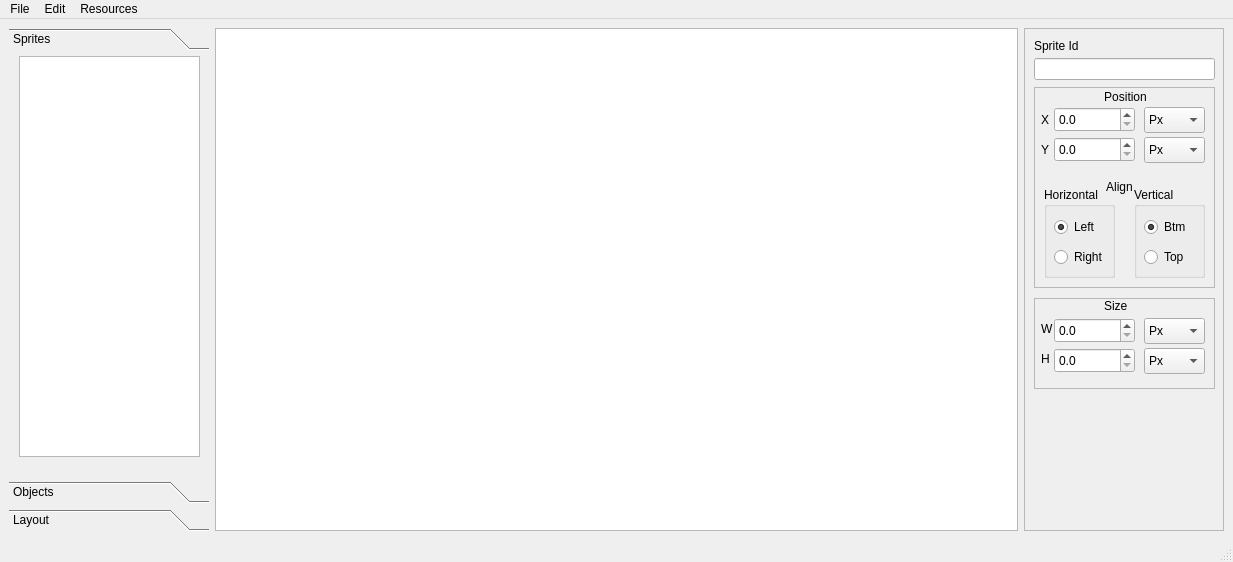
Before: the Qt Designer form designer.ui in Nepherhotep/terevaka-ui-builder, drawn with Qt 5.
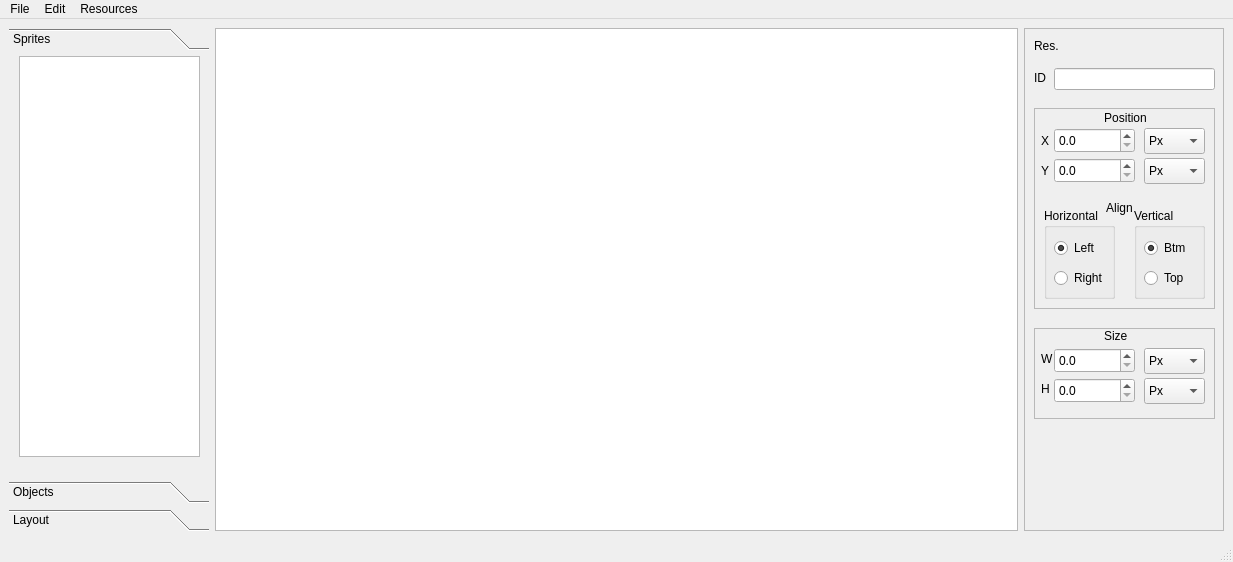
After: the same form once the commit is applied. Custom widgets are drawn as their Qt base class.

Diff of the .ui file:
```diff
--- a/designer.ui
+++ b/designer.ui
@@ -155,9 +155,9 @@
         <widget class="QLineEdit" name="viewIdEdit">
          <property name="geometry">
           <rect>
-           <x>10</x>
-           <y>30</y>
-           <width>181</width>
+           <x>30</x>
+           <y>40</y>
+           <width>161</width>
            <height>22</height>
           </rect>
          </property>
@@ -175,20 +175,20 @@
          <property name="geometry">
           <rect>
            <x>10</x>
-           <y>10</y>
-           <width>71</width>
+           <y>42</y>
+           <width>21</width>
            <height>16</height>
           </rect>
          </property>
          <property name="text">
-          <string>Sprite Id</string>
+          <string>ID</string>
          </property>
         </widget>
         <widget class="QFrame" name="frame_2">
          <property name="geometry">
           <rect>
            <x>10</x>
-           <y>59</y>
+           <y>80</y>
            <width>181</width>
            <height>201</height>
           </rect>
@@ -412,7 +412,7 @@
          <property name="geometry">
           <rect>
            <x>10</x>
-           <y>270</y>
+           <y>300</y>
            <width>181</width>
            <height>91</height>
           </rect>
@@ -529,6 +529,32 @@
           </property>
          </widget>
         </widget>
+        <widget class="QLabel" name="label_9">
+         <property name="geometry">
+          <rect>
+           <x>10</x>
+           <y>10</y>
+           <width>31</width>
+           <height>16</height>
+          </rect>
+         </property>
+         <property name="text">
+          <string>Res.</string>
+         </property>
+        </widget>
+        <widget class="QLabel" name="label_10">
+         <property name="geometry">
+          <rect>
+           <x>50</x>
+           <y>10</y>
+           <width>141</width>
+           <height>16</height>
+          </rect>
+         </property>
+         <property name="text">
+          <string/>
+         </property>
+        </widget>
        </widget>
       </item>
      </layout>
```
